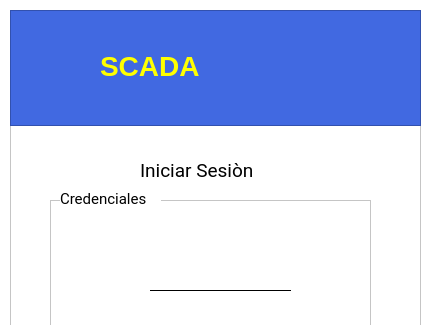
The window that app/forms/LoginForm.ui (AlejandroA714/scada-desktop) describes before a commit, drawn with Qt 5; both pictures show x 0 to 427 and y 0 to 325 of the 427 by 548 pixel window.
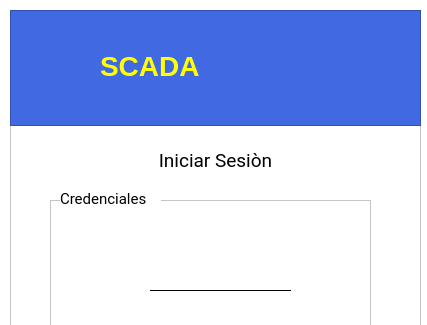
The same window after the commit. Icons and pictures are not drawn.

```diff
--- a/app/forms/LoginForm.ui
+++ b/app/forms/LoginForm.ui
@@ -244,7 +244,7 @@
     <property name="geometry">
      <rect>
       <x>130</x>
-      <y>140</y>
+      <y>130</y>
       <width>151</width>
       <height>41</height>
      </rect>
@@ -258,6 +258,9 @@
     <property name="text">
      <string>Iniciar Sesiòn</string>
     </property>
+    <property name="alignment">
+     <set>Qt::AlignCenter</set>
+    </property>
    </widget>
    <widget class="QLabel" name="label_5">
     <property name="geometry">
```
